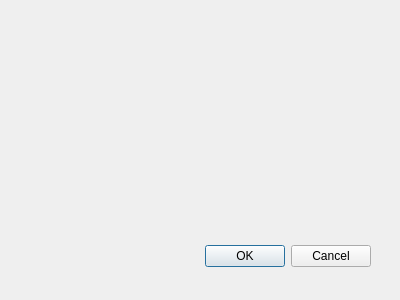
First picture: the form in ui/AddMaterialWindow.ui, repository matthew-sirman/database-manager, before the edit.
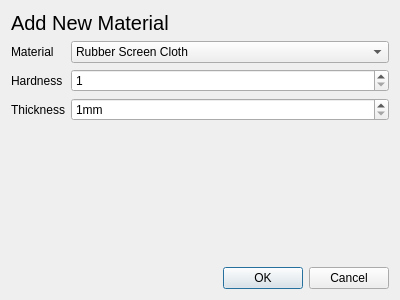
Second picture: the form after the edit.

What changed in the file:
```diff
--- a/ui/AddMaterialWindow.ui
+++ b/ui/AddMaterialWindow.ui
@@ -15,22 +15,113 @@
   <property name="windowTitle" >
    <string>Dialog</string>
   </property>
-  <widget class="QDialogButtonBox" name="buttonBox" >
-   <property name="geometry" >
-    <rect>
-     <x>30</x>
-     <y>240</y>
-     <width>341</width>
-     <height>32</height>
-    </rect>
-   </property>
-   <property name="orientation" >
-    <enum>Qt::Horizontal</enum>
-   </property>
-   <property name="standardButtons" >
-    <set>QDialogButtonBox::Cancel|QDialogButtonBox::Ok</set>
-   </property>
-  </widget>
+  <layout class="QVBoxLayout" name="addMaterialVerticalLayout">
+   <item>
+    <widget class="QLabel" name="materialTitleLabel">
+     <property name="sizePolicy">
+      <sizepolicy hsizetype="Preferred" vsizetype="Fixed">
+       <horstretch>0</horstretch>
+       <verstretch>0</verstretch>
+      </sizepolicy>
+     </property>
+     <property name="font">
+      <font>
+       <pointsize>15</pointsize>
+      </font>
+     </property>
+     <property name="text">
+      <string>Add New Material</string>
+     </property>
+    </widget>
+   </item>
+   <item>
+    <layout class="QFormLayout" name="addMaterialFormLayout">
+     <item row="0" column="0">
+      <widget class="QLabel" name="materialLabel">
+       <property name="text">
+        <string>Material</string>
+       </property>
+      </widget>
+     </item>
+     <item row="0" column="1">
+      <widget class="QComboBox" name="materialInput">
+       <item>
+        <property name="text">
+         <string>Rubber Screen Cloth</string>
+        </property>
+       </item>
+       <item>
+        <property name="text">
+         <string>Tacky Back</string>
+        </property>
+       </item>
+       <item>
+        <property name="text">
+         <string>Polyurethane</string>
+        </property>
+       </item>
+       <item>
+        <property name="text">
+         <string>Moulded Polyurethane</string>
+        </property>
+       </item>
+       <item>
+        <property name="text">
+         <string>Rubber x60</string>
+        </property>
+       </item>
+      </widget>
+     </item>
+     <item row="1" column="0">
+      <widget class="QLabel" name="hardnessLabel">
+       <property name="text">
+        <string>Hardness</string>
+       </property>
+      </widget>
+     </item>
+     <item row="2" column="0">
+      <widget class="QLabel" name="thicknessLabel">
+       <property name="text">
+        <string>Thickness</string>
+       </property>
+      </widget>
+     </item>
+     <item row="1" column="1">
+      <widget class="QSpinBox" name="hardnessInput">
+       <property name="minimum">
+        <number>1</number>
+       </property>
+       <property name="maximum">
+        <number>9999</number>
+       </property>
+      </widget>
+     </item>
+     <item row="2" column="1">
+      <widget class="QSpinBox" name="thicknessInput">
+       <property name="suffix">
+        <string>mm</string>
+       </property>
+       <property name="minimum">
+        <number>1</number>
+       </property>
+       <property name="maximum">
+        <number>9999</number>
+       </property>
+      </widget>
+     </item>
+    </layout>
+   </item>
+   <item>
+    <widget class="QDialogButtonBox" name="acceptButtons">
+     <property name="orientation">
+      <enum>Qt::Horizontal</enum>
+     </property>
+     <property name="standardButtons">
+      <set>QDialogButtonBox::Cancel|QDialogButtonBox::Ok</set>
+     </property>
+    </widget>
+   </item>
+  </layout>
  </widget>
  <pixmapfunction></pixmapfunction>
  <resources/>
```
Left out of the diff: 34 changed lines with no effect on the pictures.
